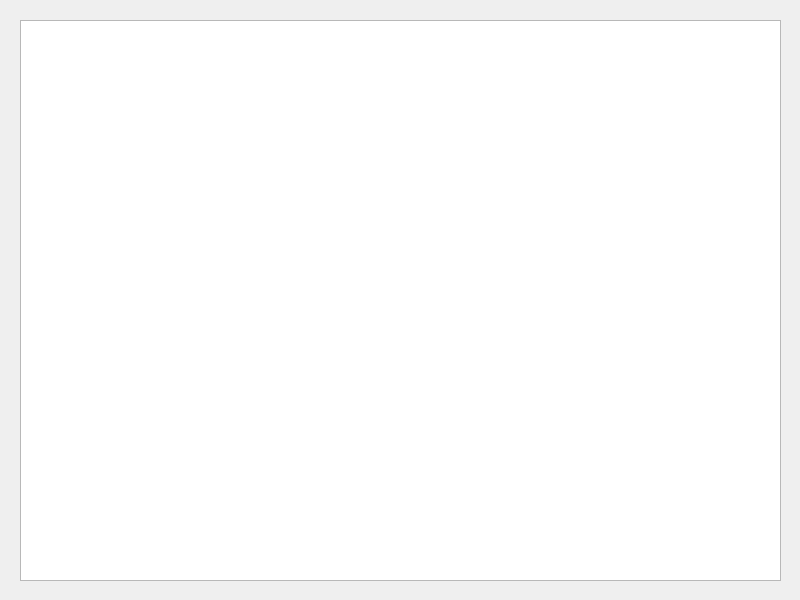
First picture: the form in main.ui, repository SirgoDash/git_project1, before the edit.
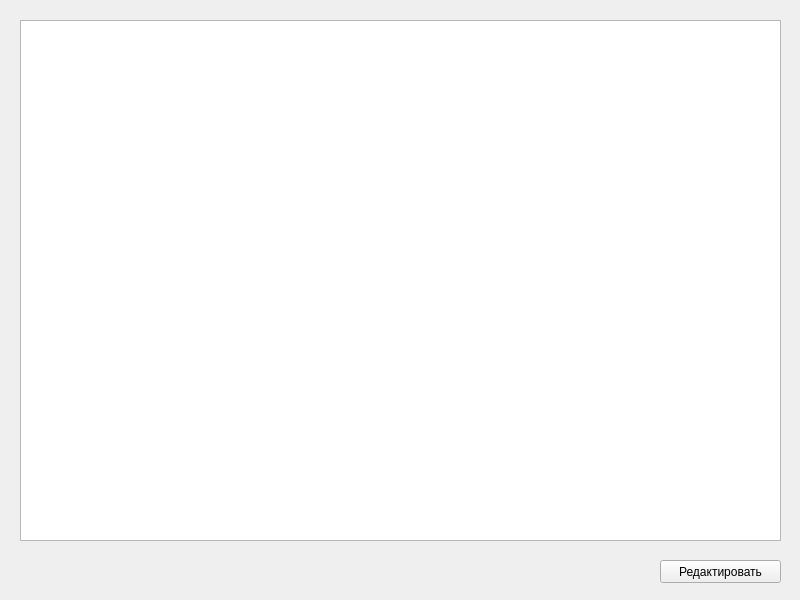
Second picture: the form after the edit.

```diff
--- a/main.ui
+++ b/main.ui
@@ -20,10 +20,23 @@
       <x>20</x>
       <y>20</y>
       <width>761</width>
-      <height>561</height>
+      <height>521</height>
      </rect>
     </property>
    </widget>
+   <widget class="QPushButton" name="editButton">
+    <property name="geometry">
+     <rect>
+      <x>660</x>
+      <y>560</y>
+      <width>121</width>
+      <height>23</height>
+     </rect>
+    </property>
+    <property name="text">
+     <string>Редактировать</string>
+    </property>
+   </widget>
   </widget>
  </widget>
  <resources/>
```
